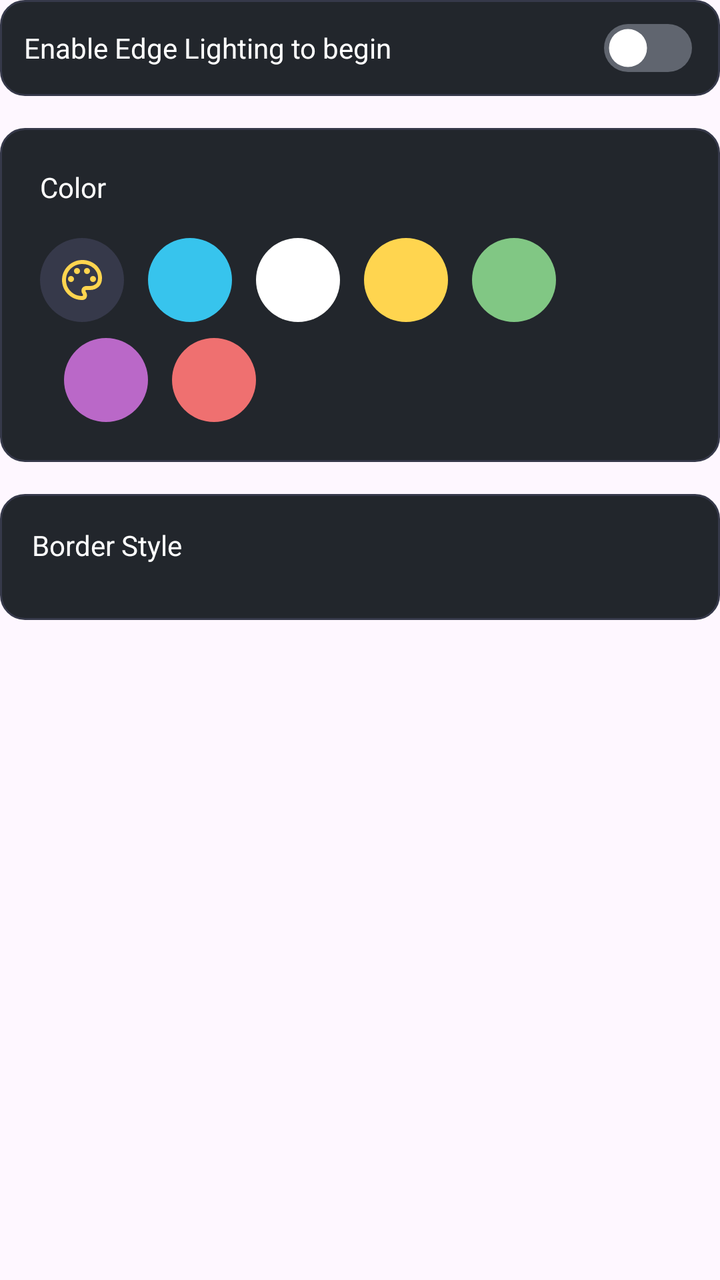
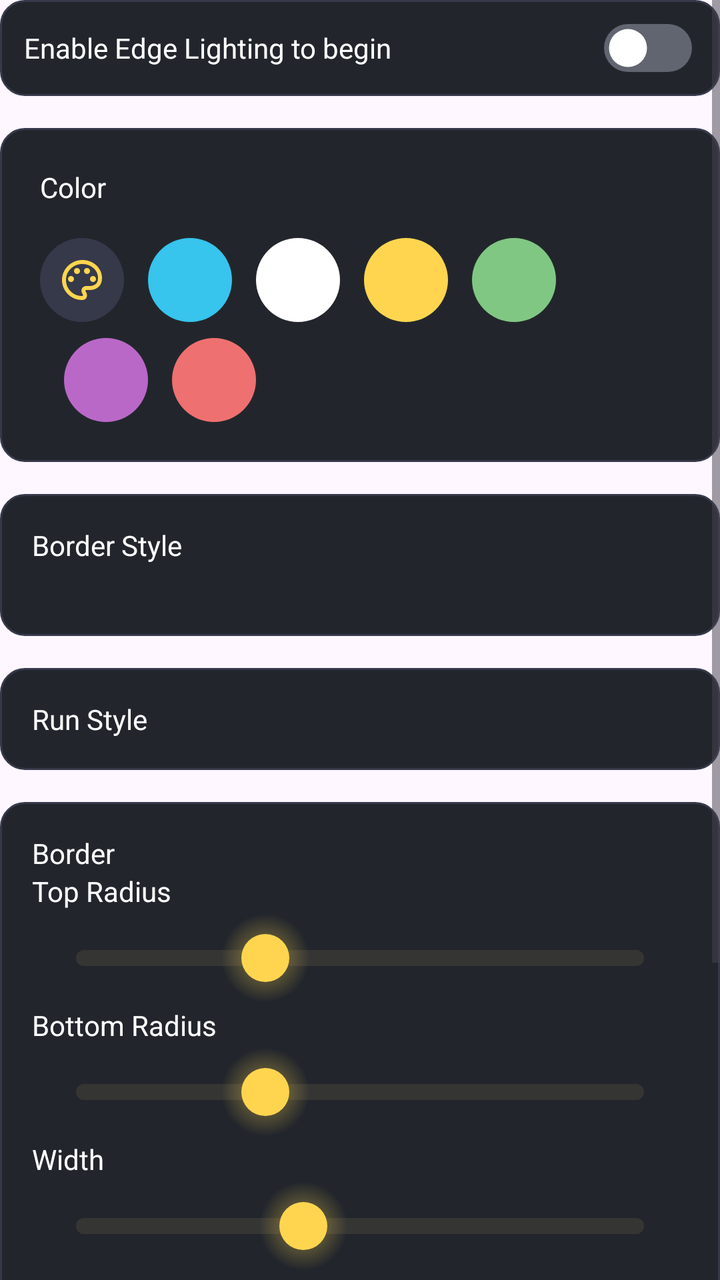

Before-and-after screenshots of an Android layout around one commit, followed by the original layout XML and the change that was made.
<!-- AndroidManifest.xml: application theme Theme.Flashlight -->
<!-- res/layout/view_led_edge_lighting.xml -->
<?xml version="1.0" encoding="utf-8"?>
<FrameLayout xmlns:android="http://schemas.android.com/apk/res/android"
    android:layout_width="match_parent"
    android:layout_height="match_parent">

    <ScrollView
        android:layout_width="match_parent"
        android:layout_height="match_parent"
        android:fillViewport="true">

        <LinearLayout
            android:layout_width="match_parent"
            android:layout_height="wrap_content"
            android:orientation="vertical">

            <LinearLayout
                android:id="@+id/edge_toggle"
                android:layout_width="match_parent"
                android:layout_height="wrap_content"
                android:background="@drawable/bg_mode"
                android:clickable="true"
                android:focusable="true"
                android:gravity="center_vertical"
                android:minHeight="48dp"
                android:paddingHorizontal="@dimen/size12">

                <TextView
                    android:layout_width="0dp"
                    android:layout_height="wrap_content"
                    android:layout_weight="1"
                    android:text="@string/enable_led_edge_lighting"
                    android:textColor="@color/white" />

                <ImageView
                    android:id="@+id/edge_toggle_icon"
                    android:layout_width="@dimen/size48"
                    android:layout_height="@dimen/size48"
                    android:importantForAccessibility="no"
                    android:scaleType="centerInside"
                    android:src="@drawable/ic_off" />
            </LinearLayout>

            <include
                android:id="@+id/edge_palette"
                layout="@layout/view_led_palette"
                android:layout_width="match_parent"
                android:layout_height="wrap_content"
                android:layout_marginTop="@dimen/size16" />

            <LinearLayout
                android:layout_width="match_parent"
                android:layout_height="wrap_content"
                android:layout_marginTop="@dimen/size16"
                android:background="@drawable/bg_mode"
                android:orientation="vertical"
                android:padding="@dimen/size16">

                <TextView
                    android:layout_width="wrap_content"
                    android:layout_height="wrap_content"
                    android:text="@string/led_edge_border_style"
                    android:textColor="@color/white" />

                <HorizontalScrollView
                    android:layout_width="match_parent"
                    android:layout_height="wrap_content"
                    android:layout_marginTop="@dimen/size12">

                    <LinearLayout
                        android:id="@+id/edge_styles"
                        android:layout_width="wrap_content"
                        android:layout_height="wrap_content"
                        android:orientation="horizontal" />
                </HorizontalScrollView>
            </LinearLayout>
        </LinearLayout>
    </ScrollView>

    <com.kt.flash.light.led.banner.customview.LedEdgePreviewView
        android:id="@+id/edge_preview"
        android:layout_width="match_parent"
        android:layout_height="match_parent"
        android:importantForAccessibility="no"
        android:visibility="gone" />
</FrameLayout>
<!-- res/layout/view_led_palette.xml (included above) -->
<?xml version="1.0" encoding="utf-8"?>
<LinearLayout xmlns:android="http://schemas.android.com/apk/res/android"
    android:layout_width="match_parent"
    android:layout_height="wrap_content"
    android:padding="@dimen/size20"
    android:orientation="vertical"
    android:background="@drawable/bg_mode">
    <LinearLayout
        android:layout_width="match_parent"
        android:layout_height="wrap_content"
        android:gravity="center_vertical">

        <TextView
            android:layout_width="0dp"
            android:layout_height="wrap_content"
            android:layout_weight="1"
            android:text="@string/led_color"
            android:textColor="@color/white"
            android:textSize="@dimen/text_size_14" />

        <TextView
            android:id="@+id/edit_color"
            android:layout_width="wrap_content"
            android:layout_height="wrap_content"
            android:background="?attr/selectableItemBackground"
            android:gravity="center"
            android:minHeight="48dp"
            android:text="@string/edit_led_color"
            android:textColor="@color/yellow"
            android:visibility="gone" />
    </LinearLayout>
    <LinearLayout
        android:layout_width="match_parent"
        android:layout_height="wrap_content"
        android:layout_marginTop="@dimen/size16"
        android:orientation="vertical">
        <LinearLayout
            android:layout_width="match_parent"
            android:layout_height="wrap_content">
            <ImageButton
                android:id="@+id/custom_color"
                android:layout_width="@dimen/size42"
                android:layout_height="@dimen/size42"
                android:src="@drawable/ic_color"
                android:background="?attr/selectableItemBackgroundBorderless"
                android:contentDescription="@string/pick_color"/>
            <View
                android:id="@+id/color_cyan"
                android:layout_width="@dimen/size42"
                android:layout_height="@dimen/size42"
                android:layout_marginStart="@dimen/size12"
                android:background="@drawable/bg_led_color_cyan"
                android:contentDescription="@string/color_cyan"
                android:clickable="true"
                android:focusable="true"/>
            <View
                android:id="@+id/color_white"
                android:layout_width="@dimen/size42"
                android:layout_height="@dimen/size42"
                android:layout_marginStart="@dimen/size12"
                android:background="@drawable/bg_led_color_white"
                android:contentDescription="@string/color_white"
                android:clickable="true"
                android:focusable="true"/>
            <View
                android:id="@+id/color_yellow"
                android:layout_width="@dimen/size42"
                android:layout_height="@dimen/size42"
                android:layout_marginStart="@dimen/size12"
                android:background="@drawable/bg_led_color_yellow"
                android:contentDescription="@string/color_yellow"
                android:clickable="true"
                android:focusable="true"/>
            <View
                android:id="@+id/color_green"
                android:layout_width="@dimen/size42"
                android:layout_height="@dimen/size42"
                android:layout_marginStart="@dimen/size12"
                android:background="@drawable/bg_led_color_green"
                android:contentDescription="@string/color_green"
                android:clickable="true"
                android:focusable="true"/>
        </LinearLayout>
        <LinearLayout
            android:layout_width="match_parent"
            android:layout_height="wrap_content"
            android:layout_marginTop="@dimen/size8">
            <View
                android:id="@+id/color_purple"
                android:layout_width="@dimen/size42"
                android:layout_height="@dimen/size42"
                android:layout_marginStart="@dimen/size12"
                android:background="@drawable/bg_led_color_purple"
                android:contentDescription="@string/color_purple"
                android:clickable="true"
                android:focusable="true"/>
            <View
                android:id="@+id/color_red"
                android:layout_width="@dimen/size42"
                android:layout_height="@dimen/size42"
                android:layout_marginStart="@dimen/size12"
                android:background="@drawable/bg_led_color_red"
                android:contentDescription="@string/color_red"
                android:clickable="true"
                android:focusable="true"/>
        </LinearLayout>
    </LinearLayout>
</LinearLayout>
<!-- resources referenced by this layout -->
<resources>
  <color name="white">#FFFFFFFF</color>
  <color name="yellow">#FFC81A</color>
  <dimen name="size12">12dp</dimen>
  <dimen name="size16">16dp</dimen>
  <dimen name="size20">20dp</dimen>
  <dimen name="size42">42dp</dimen>
  <dimen name="size48">48dp</dimen>
  <dimen name="size8">8dp</dimen>
  <dimen name="text_size_14">14sp</dimen>
  <!-- drawable ic_off (drawable) -->
  <vector xmlns:android="http://schemas.android.com/apk/res/android"
      android:width="44dp" android:height="24dp"
      android:viewportWidth="44" android:viewportHeight="24">
      <path android:pathData="M12,0L32,0A12,12 0,0 1,44 12A12,12 0,0 1,32 24L12,24A12,12 0,0 1,0 12A12,12 0,0 1,12 0Z" android:fillColor="#60656F" />
      <path android:pathData="M12,2.5A9.5,9.5 0,1 1,12 21.5A9.5,9.5 0,1 1,12 2.5Z" android:fillColor="#FFFFFF" />
  </vector>
  <string name="color_cyan">Cyan</string>
  <string name="color_green">Green</string>
  <string name="color_purple">Purple</string>
  <string name="color_red">Red</string>
  <string name="color_white">White</string>
  <string name="color_yellow">Yellow</string>
  <string name="edit_led_color">Edit</string>
  <string name="enable_led_edge_lighting">Enable Edge Lighting to begin</string>
  <string name="led_color">Color</string>
  <string name="led_edge_border_style">Border Style</string>
  <string name="pick_color">Choose screen color</string>
  <style name="Theme.Flashlight" parent="Base.Theme.Flashlight">
          <item name="colorPrimaryDark">@color/color_bg</item>
          <item name="android:windowLightStatusBar">true</item>
          <item name="android:windowFullscreen">true</item>
          <item name="colorAccent">@color/black</item>
          <item name="android:splitMotionEvents">false</item>
          <item name="android:windowEnableSplitTouch">false</item>
      </style>
  <style name="Base.Theme.Flashlight" parent="Theme.Material3.DayNight.NoActionBar">
          <item name="colorPrimaryDark">@color/color_bg</item>
          <item name="android:windowLightStatusBar">true</item>
          <item name="android:windowFullscreen">true</item>
          <item name="colorAccent">@color/black</item>
          <item name="android:splitMotionEvents">false</item>
          <item name="android:windowEnableSplitTouch">false</item>
  
      </style>
  <color name="color_bg">#111111</color>
  <color name="black">#FF000000</color>
  <!-- unchanged entries left out for length: 8 -->
</resources>

<!-- the commit's change to res/layout/view_led_edge_lighting.xml (unified diff, before → after) -->
@@ -64,15 +64,169 @@
                 <HorizontalScrollView
                     android:layout_width="match_parent"
                     android:layout_height="wrap_content"
+                    android:scrollbars="none"
                     android:layout_marginTop="@dimen/size12">
 
                     <LinearLayout
-                        android:id="@+id/edge_styles"
+                        android:id="@+id/edge_style_groups"
                         android:layout_width="wrap_content"
                         android:layout_height="wrap_content"
                         android:orientation="horizontal" />
                 </HorizontalScrollView>
-            </LinearLayout>
+
+                <LinearLayout
+                    android:id="@+id/edge_styles"
+                    android:layout_width="match_parent"
+                    android:layout_height="wrap_content"
+                    android:layout_marginTop="@dimen/size8"
+                    android:orientation="vertical" />
+            </LinearLayout>
+
+            <LinearLayout
+                android:layout_width="match_parent"
+                android:layout_height="wrap_content"
+                android:layout_marginTop="@dimen/size16"
+                android:background="@drawable/bg_mode"
+                android:orientation="vertical"
+                android:padding="@dimen/size16">
+
+                <TextView
+                    android:layout_width="match_parent"
+                    android:layout_height="wrap_content"
+                    android:text="@string/edge_run_style"
+                    android:textColor="@color/white" />
+
+                <LinearLayout
+                    android:id="@+id/edge_run_options"
+                    android:layout_width="match_parent"
+                    android:layout_height="wrap_content"
+                    android:orientation="vertical" />
+            </LinearLayout>
+
+            <LinearLayout
+                android:layout_width="match_parent"
+                android:layout_height="wrap_content"
+                android:layout_marginTop="@dimen/size16"
+                android:background="@drawable/bg_mode"
+                android:orientation="vertical"
+                android:padding="@dimen/size16">
+
+                <TextView
+                    android:layout_width="match_parent"
+                    android:layout_height="wrap_content"
+                    android:text="@string/edge_border_settings"
+                    android:textColor="@color/white" />
+
+                <TextView
+                    android:layout_width="match_parent"
+                    android:layout_height="wrap_content"
+                    android:text="@string/edge_top_radius"
+                    android:textColor="@color/white" />
+                <SeekBar
+                    android:id="@+id/edge_top_radius"
+                    android:layout_width="match_parent"
+                    android:layout_height="48dp"
+                    android:contentDescription="@string/edge_top_radius"
+                    android:max="48"
+                    android:maxHeight="8dp"
+                    android:minHeight="8dp"
+                    android:paddingHorizontal="22dp"
+                    android:progress="16"
+                    android:progressDrawable="@drawable/bg_flash_timing_track"
+                    android:saveEnabled="false"
+                    android:splitTrack="false"
+                    android:thumb="@drawable/bg_flash_timing_thumb" />
+
+                <TextView
+                    android:layout_width="match_parent"
+                    android:layout_height="wrap_content"
+                    android:text="@string/edge_bottom_radius"
+                    android:textColor="@color/white" />
+                <SeekBar
+                    android:id="@+id/edge_bottom_radius"
+                    android:layout_width="match_parent"
+                    android:layout_height="48dp"
+                    android:contentDescription="@string/edge_bottom_radius"
+                    android:max="48"
+                    android:maxHeight="8dp"
+                    android:minHeight="8dp"
+                    android:paddingHorizontal="22dp"
+                    android:progress="16"
+                    android:progressDrawable="@drawable/bg_flash_timing_track"
+                    android:saveEnabled="false"
+                    android:splitTrack="false"
+                    android:thumb="@drawable/bg_flash_timing_thumb" />
+
+                <TextView
+                    android:layout_width="match_parent"
+                    android:layout_height="wrap_content"
+                    android:text="@string/edge_border_width"
+                    android:textColor="@color/white" />
+                <SeekBar
+                    android:id="@+id/edge_border_width"
+                    android:layout_width="match_parent"
+                    android:layout_height="48dp"
+                    android:contentDescription="@string/edge_border_width"
+                    android:max="20"
+                    android:maxHeight="8dp"
+                    android:minHeight="8dp"
+                    android:paddingHorizontal="22dp"
+                    android:progress="8"
+                    android:progressDrawable="@drawable/bg_flash_timing_track"
+                    android:saveEnabled="false"
+                    android:splitTrack="false"
+                    android:thumb="@drawable/bg_flash_timing_thumb" />
+
+                <TextView
+                    android:layout_width="match_parent"
+                    android:layout_height="wrap_content"
+                    android:text="@string/edge_color_speed"
+                    android:textColor="@color/white" />
+                <SeekBar
+                    android:id="@+id/edge_color_speed"
+                    android:layout_width="match_parent"
+                    android:layout_height="48dp"
+                    android:contentDescription="@string/edge_color_speed"
+                    android:max="10"
+                    android:maxHeight="8dp"
+                    android:minHeight="8dp"
+                    android:paddingHorizontal="22dp"
+                    android:progress="4"
+                    android:progressDrawable="@drawable/bg_flash_timing_track"
+                    android:saveEnabled="false"
+                    android:splitTrack="false"
+                    android:thumb="@drawable/bg_flash_timing_thumb" />
+            </LinearLayout>
+
+            <LinearLayout
+                android:layout_width="match_parent"
+                android:layout_height="wrap_content"
+                android:layout_marginTop="@dimen/size16"
+                android:background="@drawable/bg_mode"
+                android:orientation="vertical"
+                android:padding="@dimen/size16">
+
+                <TextView
+                    android:layout_width="match_parent"
+                    android:layout_height="wrap_content"
+                    android:text="@string/edge_notch_style"
+                    android:textColor="@color/white" />
+
+                <LinearLayout
+                    android:id="@+id/edge_notch_options"
+                    android:layout_width="match_parent"
+                    android:layout_height="wrap_content"
+                    android:orientation="vertical" />
+            </LinearLayout>
+
+            <Button
+                android:id="@+id/edge_apply"
+                android:layout_width="match_parent"
+                android:layout_height="wrap_content"
+                android:layout_marginTop="@dimen/size16"
+                android:backgroundTint="@color/yellow"
+                android:text="@string/edge_apply"
+                android:textColor="@color/black" />
         </LinearLayout>
     </ScrollView>
 
@@ -116,6 +270,7 @@
             android:visibility="gone" />
     </LinearLayout>
     <LinearLayout
+        android:id="@+id/preset_colors"
         android:layout_width="match_parent"
         android:layout_height="wrap_content"
         android:layout_marginTop="@dimen/size16"
@@ -191,4 +346,11 @@
                 android:focusable="true"/>
         </LinearLayout>
     </LinearLayout>
+    <LinearLayout
+        android:id="@+id/editable_colors"
+        android:layout_width="match_parent"
+        android:layout_height="wrap_content"
+        android:layout_marginTop="@dimen/size8"
+        android:orientation="vertical"
+        android:visibility="gone" />
 </LinearLayout>
<!-- resource entries referenced after the edit -->
@@ -9,6 +9,38 @@
   <dimen name="size48">48dp</dimen>
   <dimen name="size8">8dp</dimen>
   <dimen name="text_size_14">14sp</dimen>
+  <!-- drawable bg_flash_timing_thumb (drawable) -->
+  <?xml version="1.0" encoding="utf-8"?>
+  <layer-list xmlns:android="http://schemas.android.com/apk/res/android">
+      <item>
+          <shape android:shape="oval">
+              <size android:width="44dp" android:height="44dp" />
+              <gradient
+                  android:type="radial"
+                  android:gradientRadius="22dp"
+                  android:startColor="#80FFD54F"
+                  android:endColor="#00FFD54F" />
+          </shape>
+      </item>
+      <item
+          android:left="10dp"
+          android:top="10dp"
+          android:right="10dp"
+          android:bottom="10dp">
+          <shape android:shape="oval">
+              <size android:width="14dp" android:height="14dp" />
+              <solid android:color="#FFD54F" />
+          </shape>
+      </item>
+  </layer-list>
+  <!-- drawable bg_flash_timing_track (drawable) -->
+  <?xml version="1.0" encoding="utf-8"?>
+  <shape xmlns:android="http://schemas.android.com/apk/res/android"
+      android:shape="rectangle">
+      <size android:height="8dp" />
+      <corners android:radius="4dp" />
+      <solid android:color="#353534" />
+  </shape>
   <!-- drawable ic_off (drawable) -->
   <vector xmlns:android="http://schemas.android.com/apk/res/android"
       android:width="44dp" android:height="24dp"
@@ -22,6 +54,14 @@
   <string name="color_red">Red</string>
   <string name="color_white">White</string>
   <string name="color_yellow">Yellow</string>
+  <string name="edge_apply">Apply</string>
+  <string name="edge_border_settings">Border</string>
+  <string name="edge_border_width">Width</string>
+  <string name="edge_bottom_radius">Bottom Radius</string>
+  <string name="edge_color_speed">Color Speed</string>
+  <string name="edge_notch_style">Notch Style</string>
+  <string name="edge_run_style">Run Style</string>
+  <string name="edge_top_radius">Top Radius</string>
   <string name="edit_led_color">Edit</string>
   <string name="enable_led_edge_lighting">Enable Edge Lighting to begin</string>
   <string name="led_color">Color</string>
